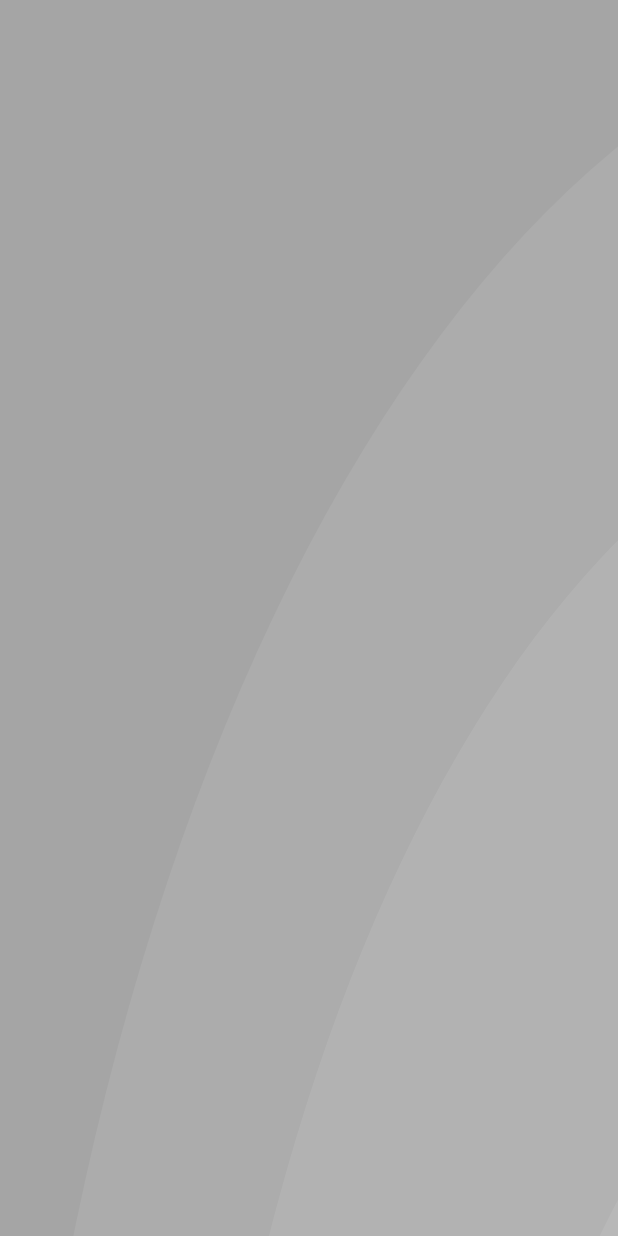
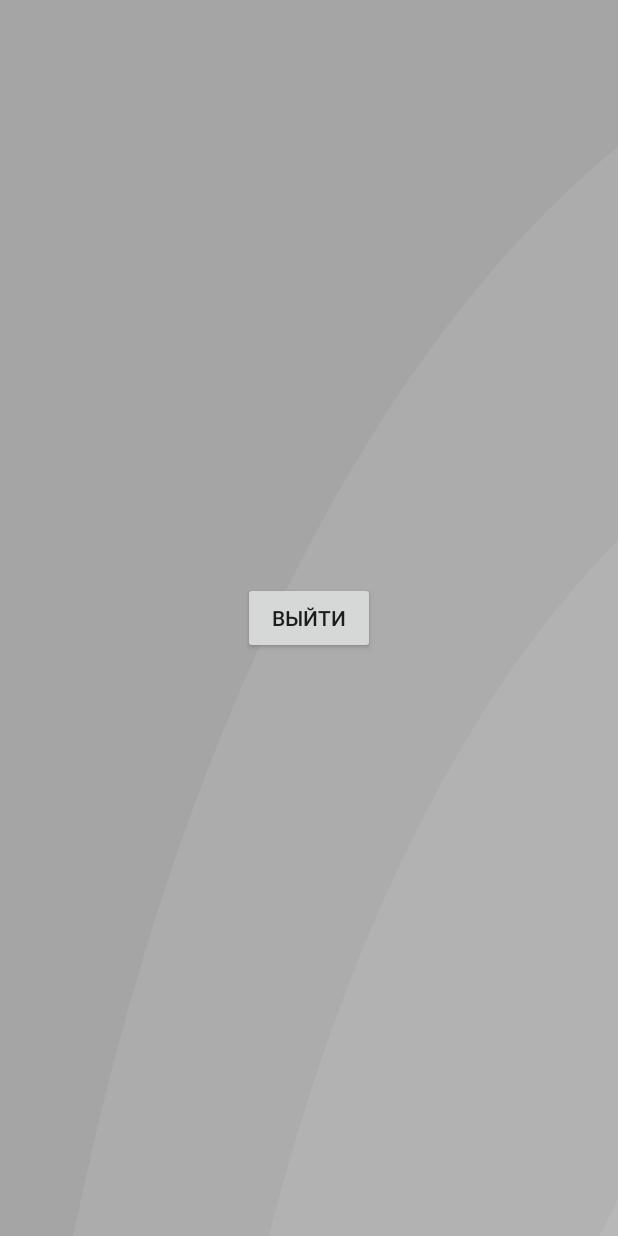
Before and after one commit to vladignatyev/quotes-fork, an Android app: the layout profile_fragment.xml on its own in the app's theme, with its tools: preview values and no code run, on a phone screen of 412 x 824 dp. Run offline under Robolectric (Android 15) with nearby library versions, the phone set to English and light mode, and no system bars.

Commit message:
Splash screen + Logout

```diff
--- a/Android/Quotes/app/src/main/java/com/quote/mosaic/core/di/provider/ActivityProvider.kt
+++ b/Android/Quotes/app/src/main/java/com/quote/mosaic/core/di/provider/ActivityProvider.kt
@@ -1,5 +1,6 @@
 package com.quote.mosaic.core.di.provider
 
+import com.quote.mosaic.ui.SplashActivity
 import com.quote.mosaic.ui.game.GameActivity
 import com.quote.mosaic.ui.main.MainActivity
 import com.quote.mosaic.ui.onboarding.OnboardingActivity
@@ -18,4 +19,7 @@ abstract class ActivityProvider {
     @ContributesAndroidInjector(modules = [GameActivityFragmentProvider::class])
     abstract fun bindGameActivity(): GameActivity
 
+    @ContributesAndroidInjector
+    abstract fun bindSplashActivity(): SplashActivity
+
 }
--- /dev/null
+++ b/Android/Quotes/app/src/main/res/drawable/splash_background.xml
@@ -0,0 +1,11 @@
+<?xml version="1.0" encoding="utf-8"?>
+<layer-list xmlns:android="http://schemas.android.com/apk/res/android">
+    <item>
+        <color android:color="@color/blue" />
+    </item>
+    <item>
+        <bitmap
+            android:gravity="center"
+            android:src="@drawable/ic_logo" />
+    </item>
+</layer-list>
--- a/Android/Quotes/app/src/main/res/layout/onboarding_activity.xml
+++ b/Android/Quotes/app/src/main/res/layout/onboarding_activity.xml
@@ -7,10 +7,6 @@
         <variable
             name="activity"
             type="com.quote.mosaic.ui.onboarding.OnboardingActivity" />
-
-        <variable
-            name="viewModel"
-            type="com.quote.mosaic.ui.onboarding.OnboardingViewModel" />
     </data>
 
     <androidx.constraintlayout.widget.ConstraintLayout
--- a/Android/Quotes/app/src/main/res/layout/profile_fragment.xml
+++ b/Android/Quotes/app/src/main/res/layout/profile_fragment.xml
@@ -26,5 +26,15 @@
             app:layout_constraintEnd_toEndOf="parent"
             app:layout_constraintStart_toStartOf="parent"
             app:layout_constraintTop_toTopOf="parent" />
+
+        <Button
+            android:layout_width="wrap_content"
+            android:layout_height="wrap_content"
+            android:text="Выйти"
+            android:onClick="@{() -> viewModel.logout()}"
+            app:layout_constraintBottom_toBottomOf="parent"
+            app:layout_constraintEnd_toEndOf="parent"
+            app:layout_constraintStart_toStartOf="parent"
+            app:layout_constraintTop_toTopOf="parent" />
     </androidx.constraintlayout.widget.ConstraintLayout>
 </layout>
--- /dev/null
+++ b/Android/Quotes/app/src/main/res/values/themes.xml
@@ -0,0 +1,8 @@
+<?xml version="1.0" encoding="utf-8"?>
+<resources>
+    <style name="SplashActivity" parent="Theme.AppCompat.Light.NoActionBar">
+        <item name="colorPrimaryDark">@color/darkBlue</item>
+        <item name="android:windowBackground">@drawable/splash_background</item>
+        <item name="colorAccent">@color/blue</item>
+    </style>
+</resources>
--- a/Android/Quotes/data/src/main/java/com/quote/mosaic/data/UserManager.kt
+++ b/Android/Quotes/data/src/main/java/com/quote/mosaic/data/UserManager.kt
@@ -2,6 +2,7 @@ package com.quote.mosaic.data
 
 import com.quote.mosaic.crypto.fs.sp.SecurePreferences
 import com.quote.mosaic.data.model.UserDO
+import io.reactivex.Completable
 import io.reactivex.Flowable
 import io.reactivex.processors.BehaviorProcessor
 import io.reactivex.processors.PublishProcessor
@@ -41,6 +42,10 @@ class UserManager(
 
     fun getSession(): String = securePreferences.getString(KEY_ACCESS_TOKEN, "").orEmpty()
 
+    fun logout(): Completable = Completable.fromAction {
+        securePreferences.remove(KEY_ACCESS_TOKEN)
+    }
+
     private companion object {
         private const val KEY_ACCESS_TOKEN = "KEY_ACCESS_TOKEN"
         private const val KEY_USERNAME = "KEY_USERNAME"
```
Also changed, not shown: Android/Quotes/app/src/main/AndroidManifest.xml (+13 -9 lines), Android/Quotes/app/src/main/java/com/quote/mosaic/core/di/module/ViewModelModule.kt (+4 -11 lines), Android/Quotes/app/src/main/java/com/quote/mosaic/ui/SplashActivity.kt (added, +27 -0 lines), Android/Quotes/app/src/main/java/com/quote/mosaic/ui/main/profile/ProfileFragment.kt (+10 -0 lines), Android/Quotes/app/src/main/java/com/quote/mosaic/ui/main/profile/ProfileViewModel.kt (+30 -3 lines), Android/Quotes/app/src/main/java/com/quote/mosaic/ui/onboarding/OnboardingActivity.kt (+16 -23 lines), Android/Quotes/app/src/main/java/com/quote/mosaic/ui/onboarding/OnboardingViewModel.kt (deleted, +0 -41 lines), Android/Quotes/app/src/main/res/drawable/nav_item_color_state.xml (renamed from Android/Quotes/app/src/main/res/drawable-xxhdpi/nav_item_color_state.xml).
